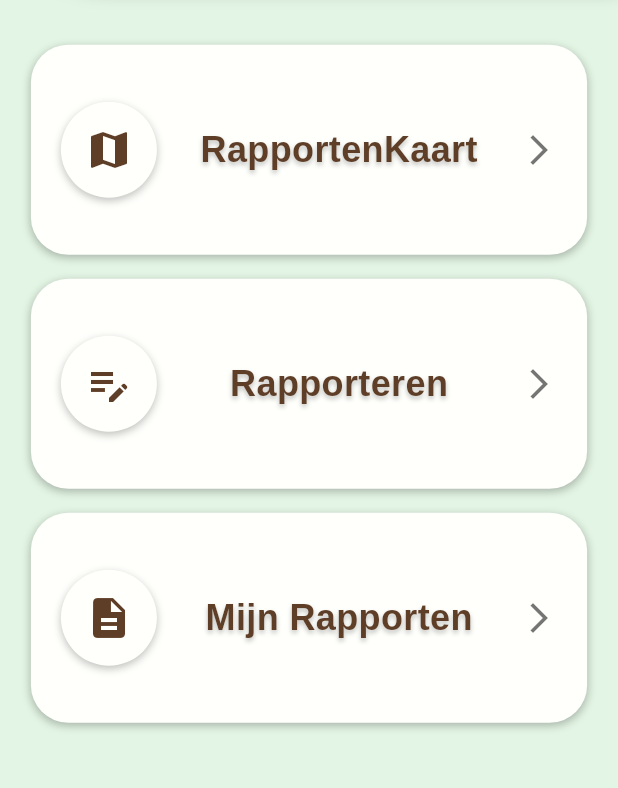
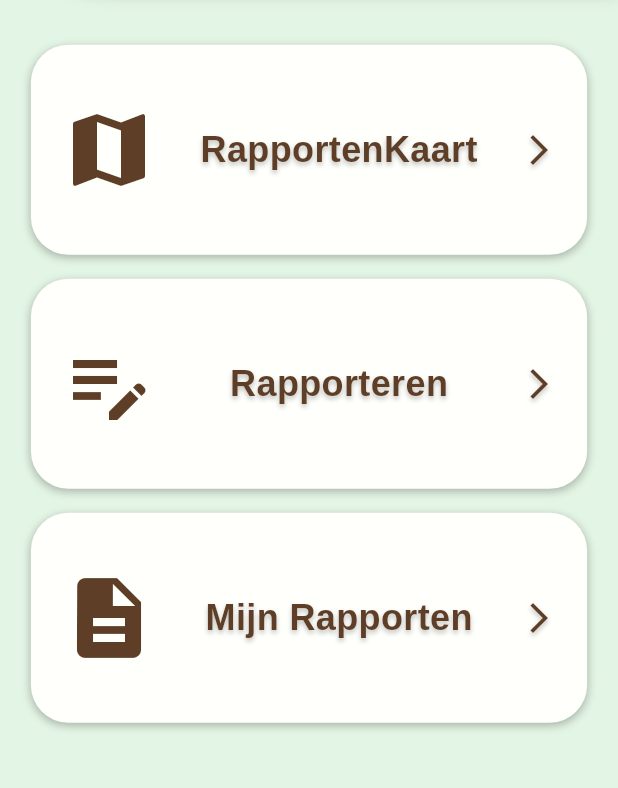
Before and after one commit to WildLife-NL/wildrapport, a Flutter app: the OverzichtScreen screen opened directly, on a phone screen of 412 x 824 dp, the part 448-1236 px from its top. Run offline on Flutter 3.47's test engine with Material 3 defaults, Android fonts, the phone set to English and light mode, and no system bars; our stand-ins replace flutter_dotenv, lottie, shared_preferences; accounts and stored records are empty.

Commit message:
Added a new screen for waarneming reporting and fixed the bugs with compactAnimalDisplay widget.

```diff
--- a/lib/widgets/overzicht/action_buttons.dart
+++ b/lib/widgets/overzicht/action_buttons.dart
@@ -12,6 +12,8 @@ class ActionButtons extends StatelessWidget {
   final bool useCircleIcons;
   final double iconSize;
   final double buttonHeight;
+  final Map<int, Color> customIconColors;
+  final Set<int> useCircleIconsForIndices;
 
   const ActionButtons({
     super.key,
@@ -22,6 +24,8 @@ class ActionButtons extends StatelessWidget {
     this.useCircleIcons = true,
     this.iconSize = 48,
     this.buttonHeight = 160,
+    this.customIconColors = const {},
+    this.useCircleIconsForIndices = const {},
   });
 
   @override
@@ -63,37 +67,44 @@ class ActionButtons extends StatelessWidget {
     Widget? leftWidget;
 
     if (icon != null) {
-      leftWidget = useCircleIcons
+      final int buttonIndex = buttons.indexWhere((b) => b.text == text);
+      final Color iconColor = customIconColors[buttonIndex] ?? AppColors.brown;
+      final bool useCircle = useCircleIconsForIndices.contains(buttonIndex);
+
+      leftWidget = useCircle
           ? CircleIconContainer(
               icon: icon,
-              iconColor: AppColors.brown,
+              iconColor: iconColor,
               size: iconSize,
             )
           : Icon(
               icon,
-              color: AppColors.brown,
+              color: iconColor,
               size: iconSize,
             );
     } else if (imagePath != null) {
-      leftWidget = useCircleIcons
-          ? CircleIconContainer(
-              imagePath: imagePath,
-              size: iconSize,
-            )
-          : Image.asset(
-              imagePath,
-              width: iconSize,
-              height: iconSize,
-              fit: BoxFit.contain,
-            );
+      leftWidget = Image.asset(
+        imagePath,
+        width: iconSize,
+        height: iconSize,
+        fit: BoxFit.contain,
+      );
     }
 
     return WhiteBulkButton(
       text: text,
       leftWidget: leftWidget,
-      rightWidget: const Icon(
+      rightWidget: Icon(
         Icons.arrow_forward_ios,
-        color: Colors.black54,
+        color: AppColors.brown,
+        size: 24,
+        shadows: [
+          Shadow(
+            color: Colors.black.withOpacity(0.25),
+            offset: const Offset(0, 2),
+            blurRadius: 4,
+          ),
+        ],
       ),
       onPressed: onPressed,
     );
```
Also changed, not shown: lib/main.dart (+2 -14 lines), lib/screens/add_another_animal_screen.dart (added, +182 -0 lines), lib/screens/animal_amount_selection.dart (+21 -7 lines), lib/widgets/compact_animal_display.dart (+11 -11 lines).
